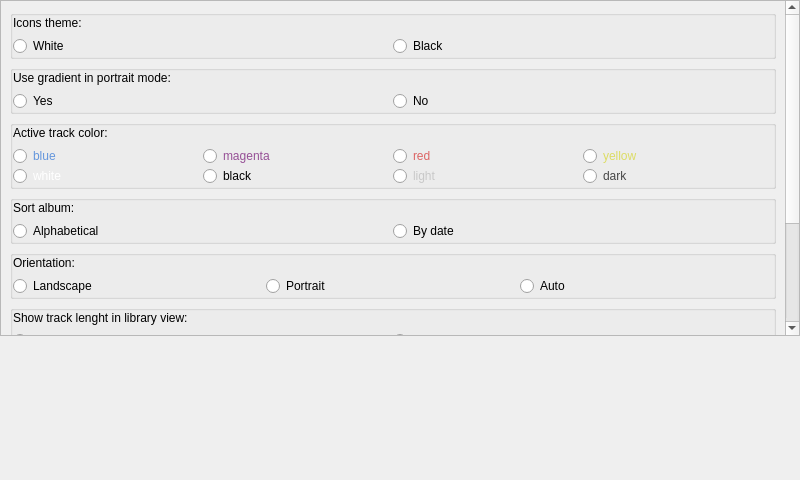
The window that src/ui/settingsform.ui (niktischenko/someplayer) describes before a commit, drawn with Qt 5.
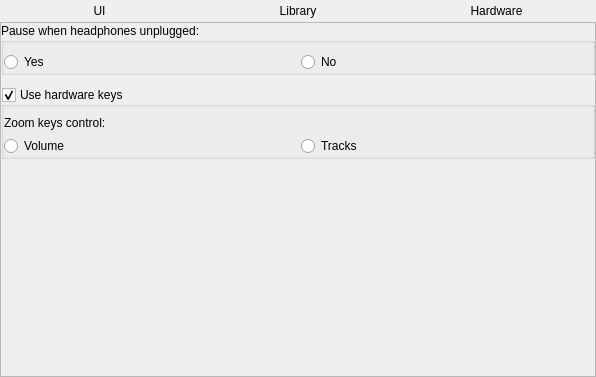
The same window after the commit.

Commit message: HW Zoom keys support, reworked settings window

What changed in the file:
```diff
--- a/src/ui/settingsform.ui
+++ b/src/ui/settingsform.ui
@@ -6,8 +6,8 @@
    <rect>
     <x>0</x>
     <y>0</y>
-    <width>800</width>
-    <height>480</height>
+    <width>596</width>
+    <height>377</height>
    </rect>
   </property>
   <property name="windowTitle">
@@ -21,42 +21,103 @@
     <number>0</number>
    </property>
    <item>
-    <widget class="QScrollArea" name="scrollArea">
-     <property name="horizontalScrollBarPolicy">
-      <enum>Qt::ScrollBarAlwaysOff</enum>
-     </property>
+    <layout class="QHBoxLayout" name="horizontalLayout_5">
+     <item>
+      <widget class="QPushButton" name="uiButton">
+       <property name="text">
+        <string>UI</string>
+       </property>
+       <property name="checkable">
+        <bool>true</bool>
+       </property>
+       <property name="flat">
+        <bool>true</bool>
+       </property>
+      </widget>
+     </item>
+     <item>
+      <widget class="QPushButton" name="libraryButton">
+       <property name="text">
+        <string>Library</string>
+       </property>
+       <property name="checkable">
+        <bool>true</bool>
+       </property>
+       <property name="flat">
+        <bool>true</bool>
+       </property>
+      </widget>
+     </item>
+     <item>
+      <widget class="QPushButton" name="hwButton">
+       <property name="text">
+        <string>Hardware</string>
+       </property>
+       <property name="checkable">
+        <bool>true</bool>
+       </property>
+       <property name="flat">
+        <bool>true</bool>
+       </property>
+      </widget>
+     </item>
+    </layout>
+   </item>
+   <item>
+    <widget class="QStackedWidget" name="stackedWidget">
+     <property name="currentIndex">
+      <number>2</number>
+     </property>
+     <widget class="QWidget" name="stackedWidgetPage1" native="true">
+      <layout class="QVBoxLayout" name="verticalLayout_13">
+       <property name="spacing">
+        <number>0</number>
+       </property>
+       <property name="margin">
+        <number>0</number>
+       </property>
+       <item>
+        <widget class="QScrollArea" name="scrollArea_2">
      <property name="widgetResizable">
       <bool>true</bool>
      </property>
-     <widget class="QWidget" name="scrollAreaWidgetContents">
+         <widget class="QWidget" name="scrollAreaWidgetContents_3">
       <property name="geometry">
        <rect>
         <x>0</x>
-        <y>-97</y>
-        <width>780</width>
-        <height>474</height>
-       </rect>
-      </property>
-      <layout class="QVBoxLayout" name="verticalLayout_6">
+            <y>0</y>
+            <width>592</width>
+            <height>346</height>
+           </rect>
+          </property>
+          <layout class="QVBoxLayout" name="verticalLayout_12">
+           <property name="spacing">
+            <number>12</number>
+           </property>
+           <property name="margin">
+            <number>0</number>
+           </property>
        <item>
         <widget class="QGroupBox" name="groupBox">
          <property name="title">
-          <string/>
-         </property>
-         <layout class="QVBoxLayout" name="verticalLayout_2">
-          <property name="spacing">
-           <number>6</number>
-          </property>
-          <property name="margin">
-           <number>0</number>
-          </property>
-          <item>
-           <widget class="QLabel" name="label">
-            <property name="text">
              <string>Icons theme:</string>
             </property>
-           </widget>
-          </item>
+             <layout class="QVBoxLayout" name="verticalLayout_2">
+              <property name="spacing">
+               <number>6</number>
+              </property>
+              <property name="leftMargin">
+               <number>0</number>
+              </property>
+              <property name="topMargin">
+               <number>9</number>
+              </property>
+              <property name="rightMargin">
+               <number>0</number>
+              </property>
+              <property name="bottomMargin">
+               <number>0</number>
+              </property>
           <item>
            <layout class="QHBoxLayout" name="horizontalLayout">
             <property name="spacing">
@@ -84,22 +145,24 @@
        <item>
         <widget class="QGroupBox" name="groupBox_4">
          <property name="title">
-          <string/>
-         </property>
-         <layout class="QVBoxLayout" name="verticalLayout_7">
-          <property name="spacing">
-           <number>6</number>
-          </property>
-          <property name="margin">
-           <number>0</number>
-          </property>
-          <item>
-           <widget class="QLabel" name="label_5">
-            <property name="text">
              <string>Use gradient in portrait mode:</string>
             </property>
-           </widget>
-          </item>
+             <layout class="QVBoxLayout" name="verticalLayout_7">
+              <property name="spacing">
+               <number>6</number>
+              </property>
+              <property name="leftMargin">
+               <number>0</number>
+              </property>
+              <property name="topMargin">
+               <number>9</number>
+              </property>
+              <property name="rightMargin">
+               <number>0</number>
+              </property>
+              <property name="bottomMargin">
+               <number>0</number>
+              </property>
           <item>
            <layout class="QHBoxLayout" name="horizontalLayout_6">
             <property name="spacing">
@@ -127,22 +190,24 @@
        <item>
         <widget class="QGroupBox" name="groupBox_6">
          <property name="title">
-          <string/>
-         </property>
-         <layout class="QVBoxLayout" name="verticalLayout_10">
-          <property name="spacing">
-           <number>6</number>
-          </property>
-          <property name="margin">
-           <number>0</number>
-          </property>
-          <item>
-           <widget class="QLabel" name="label_7">
-            <property name="text">
              <string>Active track color:</string>
             </property>
-           </widget>
-          </item>
+             <layout class="QVBoxLayout" name="verticalLayout_10">
+              <property name="spacing">
+               <number>6</number>
+              </property>
+              <property name="leftMargin">
+               <number>0</number>
+              </property>
+              <property name="topMargin">
+               <number>9</number>
+              </property>
+              <property name="rightMargin">
+               <number>0</number>
+              </property>
+              <property name="bottomMargin">
+               <number>0</number>
+              </property>
           <item>
            <layout class="QGridLayout" name="cButtonsLayout" rowstretch="0,0">
             <property name="spacing">
@@ -233,71 +298,27 @@
          </layout>
         </widget>
        </item>
-       <item>
-        <widget class="QGroupBox" name="albumSortingGroupBox">
-         <property name="enabled">
-          <bool>true</bool>
-         </property>
-         <property name="title">
-          <string/>
-         </property>
-         <layout class="QVBoxLayout" name="verticalLayout_3">
-          <property name="spacing">
-           <number>6</number>
-          </property>
-          <property name="margin">
-           <number>0</number>
-          </property>
-          <item>
-           <widget class="QLabel" name="label_2">
-            <property name="text">
-             <string>Sort album:</string>
-            </property>
-           </widget>
-          </item>
-          <item>
-           <layout class="QHBoxLayout" name="horizontalLayout_3">
-            <property name="spacing">
-             <number>0</number>
-            </property>
-            <item>
-             <widget class="QRadioButton" name="albumsSortAButton">
-              <property name="text">
-               <string>Alphabetical</string>
-              </property>
-             </widget>
-            </item>
-            <item>
-             <widget class="QRadioButton" name="albumsSortDButton">
-              <property name="text">
-               <string>By date</string>
-              </property>
-             </widget>
-            </item>
-           </layout>
-          </item>
-         </layout>
-        </widget>
-       </item>
        <item>
         <widget class="QGroupBox" name="groupBox_3">
          <property name="title">
-          <string/>
-         </property>
-         <layout class="QVBoxLayout" name="verticalLayout_5">
-          <property name="spacing">
-           <number>6</number>
-          </property>
-          <property name="margin">
-           <number>0</number>
-          </property>
-          <item>
-           <widget class="QLabel" name="label_4">
-            <property name="text">
              <string>Orientation:</string>
             </property>
-           </widget>
-          </item>
+             <layout class="QVBoxLayout" name="verticalLayout_5">
+              <property name="spacing">
+               <number>6</number>
+              </property>
+              <property name="leftMargin">
+               <number>0</number>
+              </property>
+              <property name="topMargin">
+               <number>9</number>
+              </property>
+              <property name="rightMargin">
+               <number>0</number>
+              </property>
+              <property name="bottomMargin">
+               <number>0</number>
+              </property>
           <item>
            <layout class="QGridLayout" name="orientationGridLayout">
             <property name="spacing">
@@ -329,49 +350,6 @@
          </layout>
         </widget>
        </item>
-       <item>
-        <widget class="QGroupBox" name="groupBox_2">
-         <property name="title">
-          <string/>
-         </property>
-         <layout class="QVBoxLayout" name="verticalLayout_4">
-          <property name="spacing">
-           <number>6</number>
-          </property>
-          <property name="margin">
-           <number>0</number>
-          </property>
-          <item>
-           <widget class="QLabel" name="label_3">
-            <property name="text">
-             <string>Show track lenght in library view:</string>
-            </property>
-           </widget>
-          </item>
-          <item>
-           <layout class="QHBoxLayout" name="horizontalLayout_4">
-            <property name="spacing">
-             <number>0</number>
-            </property>
-            <item>
-             <widget class="QRadioButton" name="showTrackLenghtYButton">
-              <property name="text">
-               <string>Yes</string>
-              </property>
-             </widget>
-            </item>
-            <item>
-             <widget class="QRadioButton" name="showTrackLenghtNButton">
-              <property name="text">
-               <string>No</string>
-              </property>
-             </widget>
-            </item>
-           </layout>
-          </item>
-         </layout>
-        </widget>
-       </item>
        <item>
         <widget class="QGroupBox" name="langBox">
          <property name="title">
@@ -415,19 +393,200 @@
          </layout>
         </widget>
        </item>
+          </layout>
+         </widget>
+        </widget>
+       </item>
+      </layout>
+     </widget>
+     <widget class="QWidget" name="stackedWidgetPage2" native="true">
+      <layout class="QVBoxLayout" name="verticalLayout_15">
+       <property name="spacing">
+        <number>0</number>
+       </property>
+       <property name="margin">
+        <number>0</number>
+       </property>
+       <item>
+        <widget class="QScrollArea" name="scrollArea_3">
+         <property name="widgetResizable">
+          <bool>true</bool>
+         </property>
+         <widget class="QWidget" name="scrollAreaWidgetContents_4">
+          <property name="geometry">
+           <rect>
+            <x>0</x>
+            <y>0</y>
+            <width>592</width>
+            <height>346</height>
+           </rect>
+          </property>
+          <layout class="QVBoxLayout" name="verticalLayout_14">
+           <property name="spacing">
+            <number>12</number>
+           </property>
+           <property name="margin">
+            <number>0</number>
+           </property>
+           <item>
+            <widget class="QGroupBox" name="albumSortingGroupBox">
+             <property name="enabled">
+              <bool>true</bool>
+             </property>
+             <property name="title">
+              <string>Sort album:</string>
+             </property>
+             <layout class="QVBoxLayout" name="verticalLayout_3">
+              <property name="spacing">
+               <number>6</number>
+              </property>
+              <property name="leftMargin">
+               <number>0</number>
+              </property>
+              <property name="topMargin">
+               <number>9</number>
+              </property>
+              <property name="rightMargin">
+               <number>0</number>
+              </property>
+              <property name="bottomMargin">
+               <number>0</number>
+              </property>
+              <item>
+               <layout class="QHBoxLayout" name="horizontalLayout_3">
+                <property name="spacing">
+                 <number>0</number>
+                </property>
+                <item>
+                 <widget class="QRadioButton" name="albumsSortAButton">
+                  <property name="text">
+                   <string>Alphabetical</string>
+                  </property>
+                 </widget>
+                </item>
+                <item>
+                 <widget class="QRadioButton" name="albumsSortDButton">
+                  <property name="text">
+                   <string>By date</string>
+                  </property>
+                 </widget>
+                </item>
+               </layout>
+              </item>
+             </layout>
+            </widget>
+           </item>
+           <item>
+            <widget class="QGroupBox" name="groupBox_2">
+             <property name="title">
+              <string>Show track lenght in library view:</string>
+             </property>
+             <layout class="QVBoxLayout" name="verticalLayout_4">
+              <property name="spacing">
+               <number>6</number>
+              </property>
+              <property name="leftMargin">
+               <number>0</number>
+              </property>
+              <property name="topMargin">
+               <number>9</number>
+              </property>
+              <property name="rightMargin">
+               <number>0</number>
+              </property>
+              <property name="bottomMargin">
+               <number>0</number>
+              </property>
+              <item>
+               <layout class="QHBoxLayout" name="horizontalLayout_4">
+                <property name="spacing">
+                 <number>0</number>
+                </property>
+                <item>
+                 <widget class="QRadioButton" name="showTrackLenghtYButton">
+                  <property name="text">
+                   <string>Yes</string>
+                  </property>
+                 </widget>
+                </item>
+                <item>
+                 <widget class="QRadioButton" name="showTrackLenghtNButton">
+                  <property name="text">
+                   <string>No</string>
+                  </property>
+                 </widget>
+                </item>
+               </layout>
+              </item>
+             </layout>
+            </widget>
+           </item>
+           <item>
+            <spacer name="verticalSpacer_2">
+             <property name="orientation">
+              <enum>Qt::Vertical</enum>
+             </property>
+             <property name="sizeHint" stdset="0">
+              <size>
+               <width>20</width>
+               <height>40</height>
+              </size>
+             </property>
+            </spacer>
+           </item>
+          </layout>
+         </widget>
+        </widget>
+       </item>
+      </layout>
+     </widget>
+     <widget class="QWidget" name="stackedWidgetPage3" native="true">
+      <layout class="QVBoxLayout" name="verticalLayout_17">
+       <property name="spacing">
+        <number>0</number>
+       </property>
+       <property name="margin">
+        <number>0</number>
+       </property>
+       <item>
+        <widget class="QScrollArea" name="scrollArea_4">
+         <property name="widgetResizable">
+          <bool>true</bool>
+         </property>
+         <widget class="QWidget" name="scrollAreaWidgetContents_5">
+          <property name="geometry">
+           <rect>
+            <x>0</x>
+            <y>0</y>
+            <width>592</width>
+            <height>346</height>
+           </rect>
+          </property>
+          <layout class="QVBoxLayout" name="verticalLayout_16">
+           <property name="spacing">
+            <number>12</number>
+           </property>
+           <property name="margin">
+            <number>0</number>
+           </property>
        <item>
         <widget class="QGroupBox" name="groupBox_5">
          <property name="title">
-          <string/>
-         </property>
-         <layout class="QVBoxLayout" name="verticalLayout_9">
-          <item>
-           <widget class="QLabel" name="label_8">
-            <property name="text">
              <string>Pause when headphones unplugged:</string>
             </property>
-           </widget>
-          </item>
+             <layout class="QVBoxLayout" name="verticalLayout_9">
+              <property name="leftMargin">
+               <number>0</number>
+              </property>
+              <property name="topMargin">
+               <number>9</number>
+              </property>
+              <property name="rightMargin">
+               <number>0</number>
+              </property>
+              <property name="bottomMargin">
+               <number>0</number>
+              </property>
           <item>
            <layout class="QHBoxLayout" name="horizontalLayout_2">
             <item>
@@ -449,22 +608,75 @@
          </layout>
         </widget>
        </item>
-      </layout>
-     </widget>
+           <item>
+            <widget class="QGroupBox" name="hwKeysBox">
+             <property name="title">
+              <string>Use hardware keys</string>
+             </property>
+             <property name="checkable">
+              <bool>true</bool>
+             </property>
+             <layout class="QVBoxLayout" name="verticalLayout_11">
+              <property name="leftMargin">
+               <number>0</number>
+              </property>
+              <property name="topMargin">
+               <number>9</number>
+              </property>
+              <property name="rightMargin">
+               <number>0</number>
+              </property>
+              <property name="bottomMargin">
+               <number>0</number>
+              </property>
+              <item>
+               <widget class="QLabel" name="hwkeysLabel">
+                <property name="text">
+                 <string>Zoom keys control:</string>
+                </property>
+               </widget>
+              </item>
+              <item>
+               <layout class="QHBoxLayout" name="horizontalLayout_8">
+                <item>
+                 <widget class="QRadioButton" name="hwVolumeButton">
+                  <property name="text">
+                   <string>Volume</string>
+                  </property>
     </widget>
    </item>
    <item>
-    <spacer name="verticalSpacer">
+                 <widget class="QRadioButton" name="hwTControlButton">
+                  <property name="text">
+                   <string>Tracks</string>
+                  </property>
+                 </widget>
+                </item>
+               </layout>
+              </item>
+             </layout>
+            </widget>
+           </item>
+           <item>
+            <spacer name="verticalSpacer_3">
      <property name="orientation">
       <enum>Qt::Vertical</enum>
      </property>
      <property name="sizeHint" stdset="0">
       <size>
        <width>20</width>
-       <height>0</height>
+               <height>40</height>
       </size>
      </property>
     </spacer>
+           </item>
+          </layout>
+         </widget>
+        </widget>
+       </item>
+      </layout>
+     </widget>
+    </widget>
    </item>
   </layout>
  </widget>
```
Left out of the diff: 43 changed lines with no effect on the pictures. Lines whose indentation alone changed are shown as unchanged. The commit also changes 11 other files.
